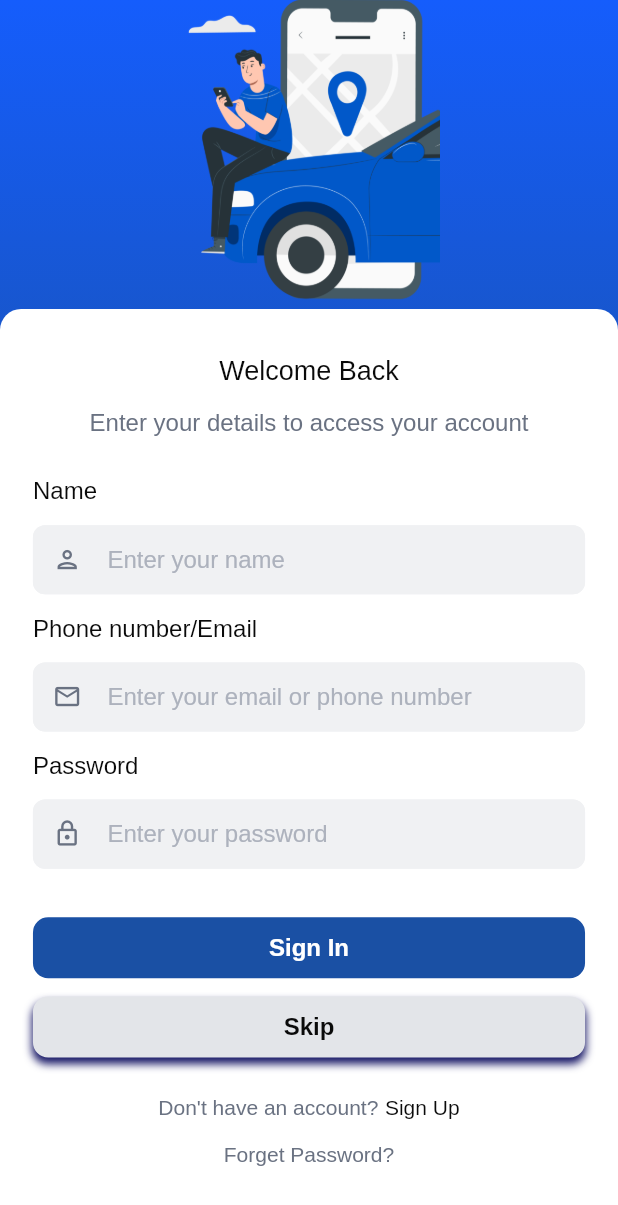
After one commit to llill-dev/lawaen-mobile-app, a Flutter app: the screen it shows after launch, after a tap on "Next", on a phone screen of 412 x 824 dp. The commit adds this screen. Shown: the top 1205 px of the screen. Run offline on Flutter 3.47's test engine with Material 3 defaults, Android fonts, the phone set to English and light mode, and no system bars; drawn by our look-alikes of auto_size_text; our stand-ins replace auto_route, cached_network_image, connectivity_plus, dio, easy_localization, equatable and 16 more; accounts and stored records are empty; generated files the repository leaves out were written again; project files that could hold a hidden picture were left out.

Commit message:
worked on login

```diff
--- a/assets/translations/ar-SA.json
+++ b/assets/translations/ar-SA.json
@@ -24,13 +24,22 @@
   "sessionTimedOut": "انتهت الجلسة",
   "login": "تسجيل الدخول",
   "register" : "إنشاء حساب",
+  "welcomeBack": "مرحبًا بعودتك",
+  "enterDetailsToAccessAccount": "أدخل معلوماتك للوصول إلى حسابك",
   "invalidEmailAddress": "بريد الكتروني غير صحيح",
   "password": "كلمة المرور",
+  "signIn": "تسجيل الدخول",
+  "signUp": "إنشاء حساب",
+  "skip": "تخطي",
   "confirmPassword": "تأكيد كلمة المرور",
   "passwordsDoNotMatch": "كلمتان المرور غير متطابقان",
   "youHaveAccount": "لديك حساب بالفعل؟",
   "emailAddress": "البريد الالكتروني",
   "yourEmail": "بريدك الالكتروني",
+  "phoneNumberOrEmail": "رقم الهاتف/البريد الإلكتروني",
+  "enterYourName": "أدخل اسمك",
+  "enterEmailOrPhoneNumber": "أدخل بريدك الإلكتروني أو رقم هاتفك",
+  "enterYourPassword": "أدخل كلمة المرور",
   "passwordMustBe8Chars": "يجب أن تكون كلمة المرور 8 حروف ، 1 حرف كبير ، 1 حرف صغير ، 1 حرف خاص ورقم واحد.",
   "doNotHaveAnAccount": "ليس لديك حساب؟",
   "forgetPassword": "هل نسيت كلمة المرور؟",
--- a/assets/translations/en-US.json
+++ b/assets/translations/en-US.json
@@ -24,10 +24,19 @@
   "sessionTimedOut": "Session timed out",
   "login": "Login",
   "register" : "Create Account",
+  "welcomeBack": "Welcome Back",
+  "enterDetailsToAccessAccount": "Enter your details to access your account",
   "invalidEmailAddress": "Invalid email address",
   "password": "Password",
+  "signIn": "Sign In",
+  "signUp": "Sign Up",
+  "skip": "Skip",
   "emailAddress": "Email",
   "yourEmail": "Your Email",
+  "phoneNumberOrEmail": "Phone number/Email",
+  "enterYourName": "Enter your name",
+  "enterEmailOrPhoneNumber": "Enter your email or phone number",
+  "enterYourPassword": "Enter your password",
   "passwordMustBe8Chars": "Password must be 8 chars, 1 uppercase, 1 lowercase, 1 Special char and 1 number.",
   "doNotHaveAnAccount": "Don't have an account?",
   "forgetPassword": "Forget Password?",
--- a/lib/app/routes/router.dart
+++ b/lib/app/routes/router.dart
@@ -29,5 +29,6 @@ class AppRouter extends RootStackRouter {
     AutoRoute(page: ClaimRoute.page),
     AutoRoute(page: EventsDetailsRoute.page),
     AutoRoute(page: OnboardingRoute.page),
+    AutoRoute(page: LoginRoute.page),
   ];
 }
--- /dev/null
+++ b/lib/features/auth/presentation/views/login_screen.dart
@@ -0,0 +1,74 @@
+import 'package:auto_route/annotations.dart';
+import 'package:easy_localization/easy_localization.dart';
+import 'package:flutter/material.dart';
+import 'package:flutter_screenutil/flutter_screenutil.dart';
+import 'package:lawaen/app/core/widgets/primary_button.dart';
+import 'package:lawaen/app/resources/color_manager.dart';
+import 'package:lawaen/features/auth/presentation/views/widget/login/login_form.dart';
+import 'package:lawaen/generated/locale_keys.g.dart';
+
+import 'widget/auth_gradient_container.dart';
+import 'widget/custom_auth_container.dart';
+import 'widget/custom_auth_image.dart';
+
+@RoutePage()
+class LoginScreen extends StatelessWidget {
+  const LoginScreen({super.key});
+
+  @override
+  Widget build(BuildContext context) {
+    return Scaffold(
+      body: AuthGradientContainer(
+        child: SafeArea(
+          bottom: false,
+          child: Column(
+            children: [
+              CustomAuthImage(),
+              CustomAuthContainer(
+                child: SingleChildScrollView(
+                  child: Column(
+                    children: [
+                      Text(LocaleKeys.welcomeBack.tr(), style: Theme.of(context).textTheme.headlineLarge),
+                      12.verticalSpace,
+                      Text(
+                        LocaleKeys.enterDetailsToAccessAccount.tr(),
+                        style: Theme.of(context).textTheme.headlineMedium?.copyWith(color: ColorManager.grey),
+                      ),
+                      24.verticalSpace,
+                      LoginForm(),
+                      12.verticalSpace,
+                      PrimaryButton(
+                        text: LocaleKeys.skip.tr(),
+                        backgroundColor: ColorManager.blackSwatch[4],
+                        borederColor: ColorManager.blackSwatch[4],
+                        textColor: ColorManager.black,
+                        withShadow: true,
+                        shadowColor: ColorManager.onBoardingShadowColor,
+                        onPressed: () {},
+                        height: 40.h,
+                      ),
+                      24.verticalSpace,
+                      Row(
+                        mainAxisAlignment: MainAxisAlignment.center,
+                        children: [
+                          Text(LocaleKeys.doNotHaveAnAccount.tr(), style: Theme.of(context).textTheme.headlineSmall),
+                          4.horizontalSpace,
+                          Text(
+                            LocaleKeys.signUp.tr(),
+                            style: Theme.of(context).textTheme.headlineSmall?.copyWith(color: ColorManager.black),
+                          ),
+                        ],
+                      ),
+                      12.verticalSpace,
+                      Text(LocaleKeys.forgetPassword.tr(), style: Theme.of(context).textTheme.headlineSmall),
+                    ],
+                  ),
+                ),
+              ),
+            ],
+          ),
+        ),
+      ),
+    );
+  }
+}
--- /dev/null
+++ b/lib/features/auth/presentation/views/widget/auth_gradient_container.dart
@@ -0,0 +1,22 @@
+import 'package:flutter/material.dart';
+import 'package:lawaen/app/resources/color_manager.dart';
+
+class AuthGradientContainer extends StatelessWidget {
+  final Widget child;
+  const AuthGradientContainer({super.key, required this.child});
+
+  @override
+  Widget build(BuildContext context) {
+    return Container(
+      width: double.infinity,
+      decoration: BoxDecoration(
+        gradient: LinearGradient(
+          begin: Alignment.topCenter,
+          end: Alignment.bottomCenter,
+          colors: ColorManager.onBoardingGradient,
+        ),
+      ),
+      child: child,
+    );
+  }
+}
--- /dev/null
+++ b/lib/features/auth/presentation/views/widget/auth_text_field_item.dart
@@ -0,0 +1,43 @@
+import 'package:flutter/material.dart';
+import 'package:flutter_screenutil/flutter_screenutil.dart';
+import 'package:lawaen/app/core/widgets/custom_text_field.dart';
+import 'package:lawaen/app/resources/color_manager.dart';
+
+class AuthTextFieldItem extends StatelessWidget {
+  final String title;
+  final String hint;
+  final IconData prefixIcon;
+  final TextEditingController? controller;
+  final String? Function(String?)? validator;
+  const AuthTextFieldItem({
+    super.key,
+    required this.title,
+    required this.hint,
+    required this.prefixIcon,
+    this.controller,
+    this.validator,
+  });
+
+  @override
+  Widget build(BuildContext context) {
+    return Column(
+      crossAxisAlignment: CrossAxisAlignment.start,
+      children: [
+        Text(title, style: Theme.of(context).textTheme.headlineMedium?.copyWith(color: ColorManager.black)),
+        12.verticalSpace,
+        CustomTextField(
+          controller: controller,
+          validator: validator,
+          fillColor: ColorManager.blackSwatch[3],
+          borderColor: ColorManager.blackSwatch[3],
+          verticalContentPadding: 12.h,
+          hint: hint,
+          prefixIcon: Padding(
+            padding: EdgeInsets.symmetric(horizontal: 12.w),
+            child: Icon(prefixIcon, color: ColorManager.grey, size: 19.r),
+          ),
+        ),
+      ],
+    );
+  }
+}
--- /dev/null
+++ b/lib/features/auth/presentation/views/widget/custom_auth_container.dart
@@ -0,0 +1,23 @@
+import 'package:flutter/material.dart';
+import 'package:flutter_screenutil/flutter_screenutil.dart';
+import 'package:lawaen/app/resources/color_manager.dart';
+
+class CustomAuthContainer extends StatelessWidget {
+  const CustomAuthContainer({super.key, required this.child});
+  final Widget child;
+  @override
+  Widget build(BuildContext context) {
+    return Expanded(
+      flex: 3,
+      child: Container(
+        width: double.infinity,
+        decoration: const BoxDecoration(
+          color: ColorManager.white,
+          borderRadius: BorderRadius.only(topLeft: Radius.circular(14), topRight: Radius.circular(14)),
+        ),
+        padding: EdgeInsets.symmetric(horizontal: 20.w, vertical: 30.h),
+        child: child,
+      ),
+    );
+  }
+}
--- /dev/null
+++ b/lib/features/auth/presentation/views/widget/custom_auth_image.dart
@@ -0,0 +1,11 @@
+import 'package:flutter/material.dart';
+import 'package:lawaen/app/resources/assets_manager.dart';
+
+class CustomAuthImage extends StatelessWidget {
+  const CustomAuthImage({super.key});
+
+  @override
+  Widget build(BuildContext context) {
+    return Expanded(child: Image.asset(ImageManager.onboarding));
+  }
+}
--- /dev/null
+++ b/lib/features/auth/presentation/views/widget/login/login_form.dart
@@ -0,0 +1,71 @@
+import 'package:easy_localization/easy_localization.dart';
+import 'package:flutter/material.dart';
+import 'package:flutter_screenutil/flutter_screenutil.dart';
+import 'package:form_builder_validators/form_builder_validators.dart';
+import 'package:lawaen/app/core/utils/form_state_mixin.dart';
+import 'package:lawaen/app/core/utils/form_utils.dart';
+import 'package:lawaen/app/core/widgets/primary_button.dart';
+import 'package:lawaen/features/auth/presentation/views/widget/auth_text_field_item.dart';
+import 'package:lawaen/generated/locale_keys.g.dart';
+
+class LoginForm extends StatefulWidget {
+  const LoginForm({super.key});
+
+  @override
+  State<LoginForm> createState() => _LoginFormState();
+}
+
+class _LoginFormState extends State<LoginForm> with FormStateMixin {
+  @override
+  int numberOfFields() {
+    return 3;
+  }
+
+  @override
+  Widget build(BuildContext context) {
+    return Form(
+      key: form.key,
+      child: Column(
+        children: [
+          AuthTextFieldItem(
+            controller: form.controllers[0],
+            title: LocaleKeys.name.tr(),
+            hint: LocaleKeys.enterYourName.tr(),
+            prefixIcon: Icons.person_outlined,
+            validator: FormBuilderValidators.compose([
+              FormBuilderValidators.required(errorText: LocaleKeys.fieldRequired.tr()),
+            ]),
+          ),
+          12.verticalSpace,
+          AuthTextFieldItem(
+            controller: form.controllers[1],
+            title: LocaleKeys.phoneNumberOrEmail.tr(),
+            hint: LocaleKeys.enterEmailOrPhoneNumber.tr(),
+            prefixIcon: Icons.email_outlined,
+            validator: FormBuilderValidators.compose([
+              FormBuilderValidators.required(errorText: LocaleKeys.fieldRequired.tr()),
+            ]),
+          ),
+          12.verticalSpace,
+          AuthTextFieldItem(
+            controller: form.controllers[2],
+            title: LocaleKeys.password.tr(),
+            hint: LocaleKeys.enterYourPassword.tr(),
+            prefixIcon: Icons.lock_outlined,
+            validator: FormBuilderValidators.compose([
+              FormBuilderValidators.required(errorText: LocaleKeys.fieldRequired.tr()),
+            ]),
+          ),
+          32.verticalSpace,
+          PrimaryButton(
+            text: LocaleKeys.signIn.tr(),
+            onPressed: () {
+              if (form.key.currentState!.validate()) {}
+            },
+            height: 40.h,
+          ),
+        ],
+      ),
+    );
+  }
+}
--- a/lib/features/onboarding/presentation/views/onboarding_screen.dart
+++ b/lib/features/onboarding/presentation/views/onboarding_screen.dart
@@ -5,6 +5,7 @@ import 'package:flutter_screenutil/flutter_screenutil.dart';
 import 'package:lawaen/app/core/widgets/primary_button.dart';
 import 'package:lawaen/app/resources/assets_manager.dart';
 import 'package:lawaen/app/resources/color_manager.dart';
+import 'package:lawaen/app/routes/router.gr.dart';
 import 'package:lawaen/generated/locale_keys.g.dart';
 
 @RoutePage()
@@ -43,7 +44,7 @@ class OnboardingScreen extends StatelessWidget {
                 24.verticalSpace,
                 PrimaryButton(
                   text: LocaleKeys.next.tr(),
-                  //onPressed: () => context.pushRoute(LoginRoute()),
+                  onPressed: () => context.pushRoute(LoginRoute()),
                   textColor: ColorManager.black,
                   backgroundColor: ColorManager.white,
                   borederColor: ColorManager.white,
```
Also changed, not shown: pubspec.yaml (+10 -10 lines), lib/app/routes/router.gr.dart.
